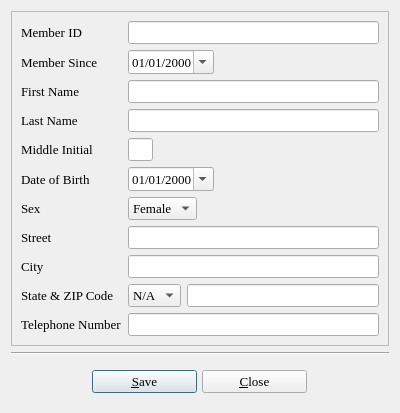
First picture: the form in userinfo.ui, repository textbrowser/biblioteq, before the edit.
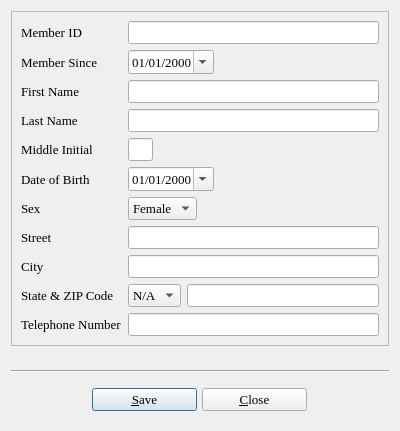
Second picture: the form after the edit. Icons and pictures are not drawn.

Patch:
```diff
--- a/userinfo.ui
+++ b/userinfo.ui
@@ -6,7 +6,7 @@
     <x>0</x>
     <y>0</y>
     <width>400</width>
-    <height>375</height>
+    <height>431</height>
    </rect>
   </property>
   <property name="minimumSize" >
```
Left out of the diff: 45 changed lines with no effect on the pictures.
